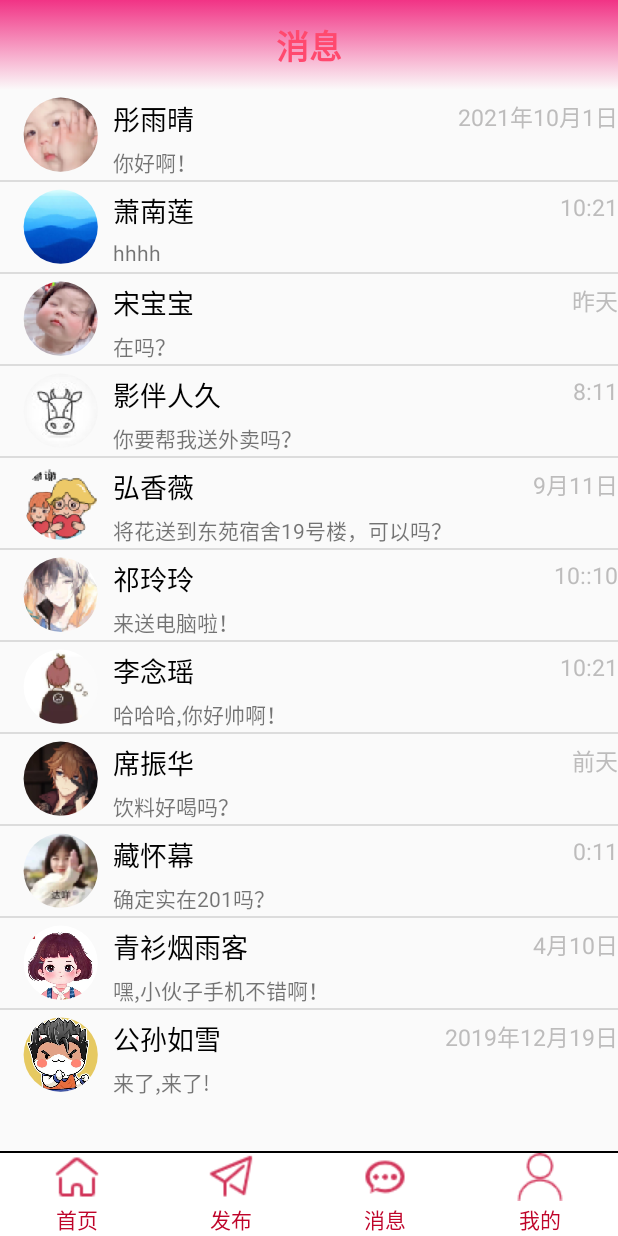
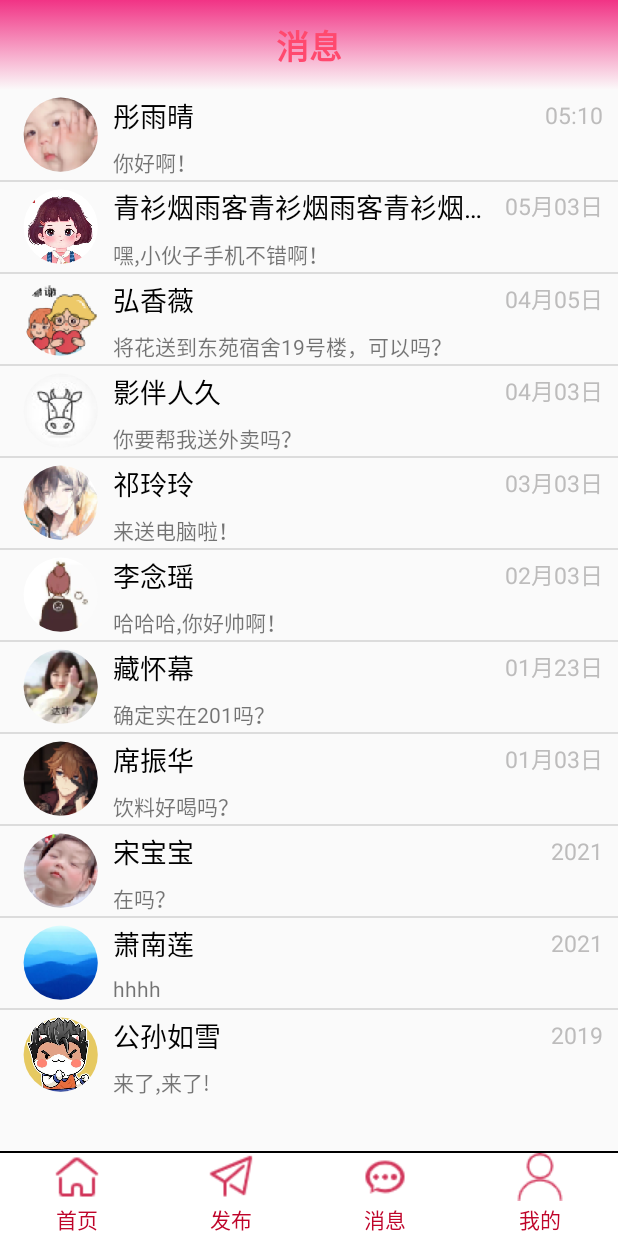
Before and after one commit to Wang010824/BigHomeWork, an Android app: the fragment Fragment_MessagePage placed in its activity, on a phone screen of 412 x 824 dp. Run offline under Robolectric (Android 15) with nearby library versions, the phone set to English and light mode, and no system bars; libraries missing offline, so code that uses them is left out: com.google.zxing.integration.

Commit message:
聊天界面微调+消息界面按时间排序

```diff
--- a/app/src/main/java/com/example/Adapter/Fragment3_BaseAdapter.java
+++ b/app/src/main/java/com/example/Adapter/Fragment3_BaseAdapter.java
@@ -11,6 +11,7 @@ import android.widget.TextView;
 import com.example.Activity.MessageDatabase;
 import com.example.myapplication.R;
 
+import java.util.Calendar;
 import java.util.List;
 
 public class Fragment3_BaseAdapter extends BaseAdapter {
@@ -56,7 +57,7 @@ public class Fragment3_BaseAdapter extends BaseAdapter {
         MessageDatabase message = message_list.get(i);
         viewHolder.message_name.setText((message.getMessage_name()));
         viewHolder.last_message.setText((message.getLast_message()));
-        viewHolder.message_time.setText((message.getMessage_time()));
+        viewHolder.message_time.setText((Init_time(message.getMessage_time())));
         viewHolder.header.setImageResource(message.getHeader());
         return view;
     }
@@ -69,4 +70,25 @@ public class Fragment3_BaseAdapter extends BaseAdapter {
         ImageView header;               //头像
         List<String> message_detail;    //所有消息
     }
+
+    private String Init_time(String time) {
+        Calendar calendar = Calendar.getInstance();
+        String year =  String.format("%04d", calendar.get(Calendar.YEAR));
+        String month = String.format("%02d", calendar.get(Calendar.MONTH)+1);
+        String date = String.format("%02d", calendar.get(Calendar.DATE));
+        String t = time.substring(0,time.indexOf('日') + 1);
+        String newt = year + "年" + month + "月" + date + "日";
+        if(newt.equals(t)){
+            String hour = time.substring(time.indexOf("日") + 1,time.indexOf("时"));
+            String minute = time.substring(time.indexOf("时") + 1, time.indexOf("分"));
+            t = hour + ":" + minute;
+        }else {
+            newt = year;
+            t = time.substring(0,time.indexOf('年'));
+            if(newt.equals(t)) {
+                t = time.substring(time.indexOf("年")+1,time.indexOf("日")+1);
+            }
+        }
+        return t;
+    }
 }
--- a/app/src/main/java/com/example/Fragment/Fragment_MessagePage.java
+++ b/app/src/main/java/com/example/Fragment/Fragment_MessagePage.java
@@ -22,7 +22,6 @@ import com.example.myapplication.R;
 
 import java.util.ArrayList;
 import java.util.List;
-
 public class Fragment_MessagePage extends Fragment {
     private ListView fragment3_listview;
     private List<MessageDatabase> list = new ArrayList<>();
@@ -36,7 +35,7 @@ public class Fragment_MessagePage extends Fragment {
             "李念瑶",
             "席振华",
             "藏怀幕",
-            "青衫烟雨客",
+            "青衫烟雨客青衫烟雨客青衫烟雨客青衫烟雨客青衫烟雨客青衫烟雨客",
             "公孙如雪"};
     private String[] last_message = {
             "你好啊！",
@@ -51,18 +50,19 @@ public class Fragment_MessagePage extends Fragment {
             "嘿,小伙子手机不错啊！",
             "来了,来了!"};
     private String[] message_time = {
-            "2021年10月1日",
-            "10:21",
-            "昨天",
-            "8:11",
-            "9月11日",
-            "10::10",
-            "10:21",
-            "前天",
-            "0:11",
-            "4月10日",
-            "2019年12月19日",
-            "2020年6月1日",};
+            "2022年05月22日05时10分",
+            "2021年10月01日10时21分",
+            "2021年10月08日15时10分",
+            "2022年04月03日15时10分",
+            "2022年04月05日15时10分",
+            "2022年03月03日15时10分",
+            "2022年02月03日15时10分",
+            "2022年01月03日15时10分",
+            "2022年01月23日15时10分",
+            "2022年05月03日15时10分",
+            "2019年10月03日15时10分",
+            "2020年10月03日15时10分",
+    };
     private int header[] = {
             R.drawable.photo,
             R.drawable.photo1,
@@ -86,10 +86,11 @@ public class Fragment_MessagePage extends Fragment {
 
         //将message添加到list中
         fragment3_listview = view.findViewById(R.id.fragment3_listview);
-        for(int i = 0; i < 11; i ++){
-                message = new MessageDatabase(message_name[i],last_message[i],message_time[i],header[i]);
-                list.add(message);
+        for(int i = 0; i < message_name.length; i ++){
+            message = new MessageDatabase(message_name[i],last_message[i],message_time[i], header[i]);
+            Add_List(list, message);
         }
+
 
         //为页面添加baseAdapter
         Fragment3_BaseAdapter baseAdapter = new Fragment3_BaseAdapter(fragment3_listview.getContext(), list);
@@ -109,6 +110,7 @@ public class Fragment_MessagePage extends Fragment {
 
         });
 
+        //长按 监听事件
         fragment3_listview.setOnItemLongClickListener(new AdapterView.OnItemLongClickListener() {
             @Override
             public boolean onItemLongClick(AdapterView<?> adapterView, View view, int position, long l) {
@@ -133,5 +135,55 @@ public class Fragment_MessagePage extends Fragment {
         return view;
     }
 
+    //插入, 排序
+    private static void Add_List(List<MessageDatabase> list, MessageDatabase message){
+        String n = Translate(message.getMessage_time());
+        int t = 0;
+        int i;
+        for(i = 0; i < list.size(); i ++){
+            String m = Translate(list.get(i).getMessage_time());
+            if(Compare(n, m)){
+                t = i;
+                break;
+            }
+        }
+        if(i == list.size())
+            t = i;
+        list.add(t, message);
+    }
+
+
+    //比较时间先后
+    private static boolean Compare(String n, String m) {
+        for(int i = 0; i < n.length(); i ++) {
+            if(n.charAt(i) > m.charAt(i))
+            {
+                return true;
+            }
+            else if(n.charAt(i) == m.charAt(i))
+            {
+                continue;
+            }
+            else
+            {
+                return false;
+            }
+        }
+        return true;
+    }
+
+
+    //将时间转换为纯数字字符串
+    private static String Translate(String n) {
+
+        String year1 = n.substring(0,n.indexOf("年"));
+        String month1 = n.substring(n.indexOf("年")+1, n.indexOf("月"));
+        String date1 = n.substring(n.indexOf("月")+1, n.indexOf("日"));
+        String hour1 = n.substring(n.indexOf("日")+1, n.indexOf("时"));
+        String minute1 = n.substring(n.indexOf("时")+1, n.indexOf("分"));
+        String time = year1+month1+date1+hour1+minute1;
+        return time;
+    }
+
 
 }
--- a/app/src/main/res/layout/activity_chat.xml
+++ b/app/src/main/res/layout/activity_chat.xml
@@ -17,7 +17,7 @@
             android:layout_width="80dp"
             android:layout_height="wrap_content"
             android:text="返回"
-            android:textSize="22sp"
+            android:textSize="16sp"
             android:background="@color/white_transparent"
             />
         <TextView
@@ -25,11 +25,13 @@
             android:layout_width="0dp"
             android:layout_height="match_parent"
             android:layout_weight="1"
-            android:layout_marginLeft="-80dp"
+            android:layout_marginRight="80dp"
             android:gravity="center"
             android:text="名字"
-            android:textSize="30dp"
-            android:textColor="@color/black"/>
+            android:textSize="22sp"
+            android:textColor="@color/black"
+            android:lines="1"
+            android:ellipsize="end"/>
 
     </LinearLayout>
     <ListView
--- a/app/src/main/res/layout/fragment3_message_item.xml
+++ b/app/src/main/res/layout/fragment3_message_item.xml
@@ -28,30 +28,34 @@
             android:layout_height="match_parent"
             android:orientation="vertical">
 
-                <FrameLayout
+            <LinearLayout
                 android:layout_width="match_parent"
                 android:layout_height="30dp"
                 android:orientation="horizontal">
                 <TextView
                     android:id="@+id/message_name"
-                        android:layout_width="wrap_content"
+                    android:layout_width="0dp"
                     android:layout_height="wrap_content"
-                        android:layout_gravity="left"
+                    android:layout_weight="1"
+                    android:gravity="left"
                     android:textColor="@color/black"
-                        android:layout_marginTop="5dp"
+                    android:layout_marginTop="3dp"
                     android:textSize="18sp"
-                        android:lines="1"/>
+                    android:lines="1"
+                    android:ellipsize="end"/>
                 <TextView
                     android:id="@+id/message_time"
                     android:layout_width="wrap_content"
                     android:layout_height="wrap_content"
-                        android:layout_gravity="right"
+                    android:layout_marginRight="10dp"
+                    android:gravity="right"
                     android:textSize="15dp"
-                        android:layout_marginTop="6dp"
+                    android:layout_marginTop="1dp"
                     android:textColor="@color/grey"
                     android:lines="1"
+                    android:ellipsize="end"
                     />
-                </FrameLayout>
+            </LinearLayout>
 
             <TextView
                 android:id="@+id/last_message"
```
Lines whose indentation alone changed are shown as unchanged.
